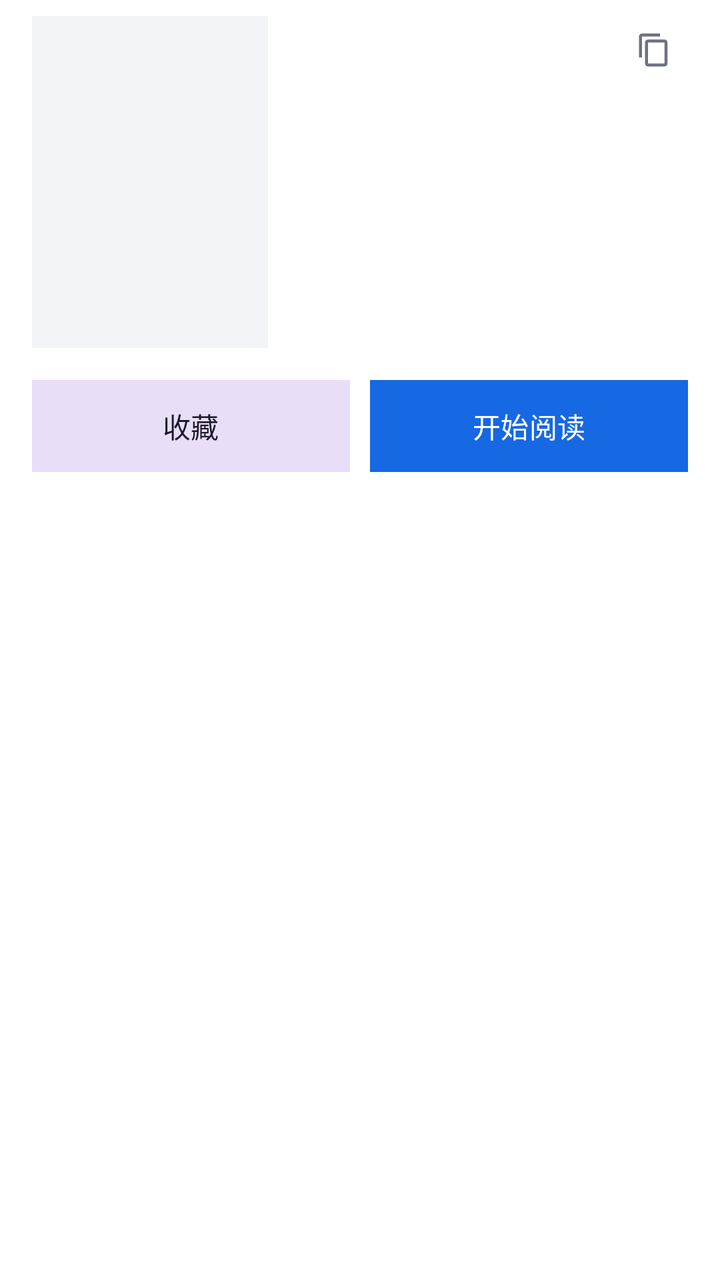
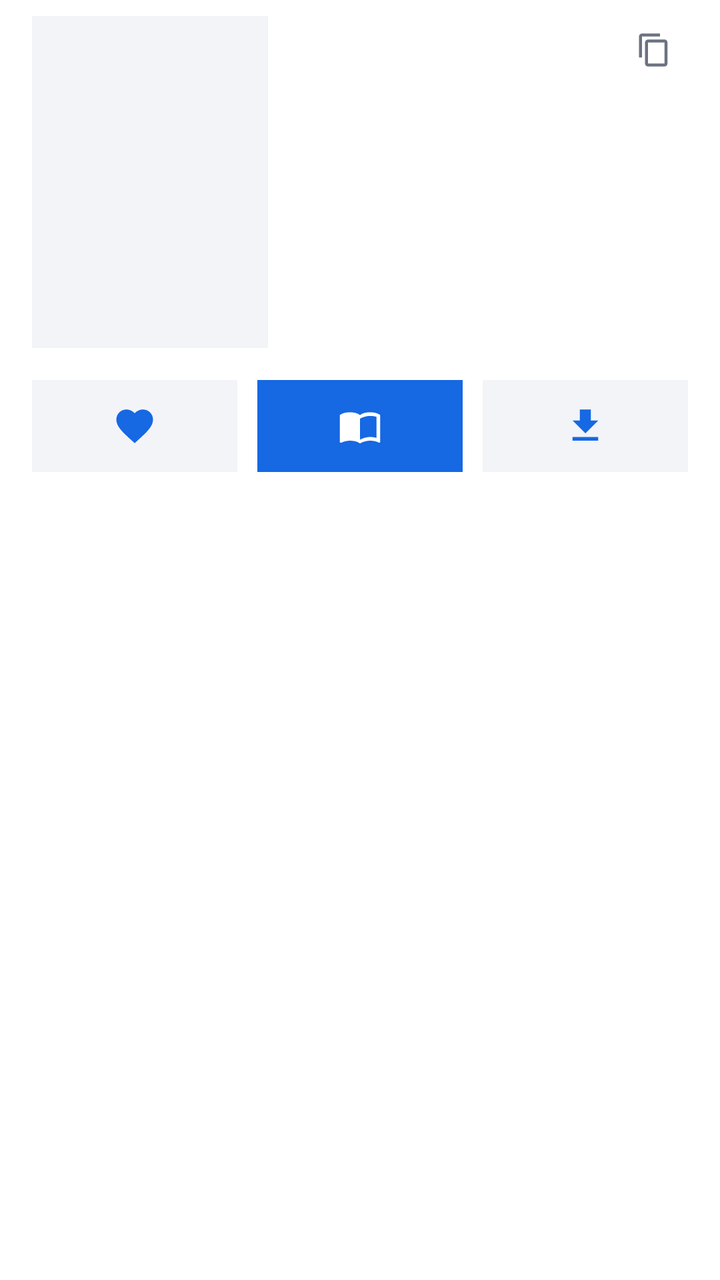

An Android layout rendered at two revisions. The XML below is the earlier revision; the diff shows what the commit changed to produce the second picture.
<!-- AndroidManifest.xml: application theme Theme.ComicSearch -->
<!-- res/layout/item_detail_header.xml -->
<?xml version="1.0" encoding="utf-8"?>
<LinearLayout xmlns:android="http://schemas.android.com/apk/res/android"
    xmlns:app="http://schemas.android.com/apk/res-auto"
    android:layout_width="match_parent"
    android:layout_height="wrap_content"
    android:orientation="vertical"
    android:paddingBottom="4dp">

    <LinearLayout
        android:layout_width="match_parent"
        android:layout_height="wrap_content"
        android:orientation="horizontal"
        android:paddingStart="16dp"
        android:paddingEnd="16dp"
        android:paddingTop="8dp">

        <ImageView
            android:id="@+id/cover"
            android:layout_width="118dp"
            android:layout_height="166dp"
            android:scaleType="centerCrop"
            android:background="@drawable/bg_cover"
            android:contentDescription="@null" />

        <LinearLayout
            android:layout_width="0dp"
            android:layout_height="wrap_content"
            android:layout_weight="1"
            android:layout_marginStart="14dp"
            android:orientation="vertical">

            <LinearLayout
                android:layout_width="match_parent"
                android:layout_height="wrap_content"
                android:orientation="horizontal"
                android:gravity="top">

                <TextView
                    android:id="@+id/title"
                    android:layout_width="0dp"
                    android:layout_height="wrap_content"
                    android:layout_weight="1"
                    android:textColor="@color/on_surface"
                    android:textSize="17sp"
                    android:textStyle="bold"
                    android:lineSpacingExtra="3dp"
                    android:maxLines="5"
                    android:ellipsize="end" />

                <ImageView
                    android:id="@+id/btnCopy"
                    android:layout_width="34dp"
                    android:layout_height="34dp"
                    android:layout_marginStart="6dp"
                    android:padding="8dp"
                    android:src="@drawable/ic_copy"
                    android:contentDescription="@string/copy_title"
                    android:clickable="true"
                    android:focusable="true"
                    android:background="?attr/selectableItemBackgroundBorderless" />
            </LinearLayout>

            <TextView
                android:id="@+id/author"
                android:layout_width="match_parent"
                android:layout_height="wrap_content"
                android:layout_marginTop="8dp"
                android:textColor="@color/muted"
                android:textSize="12sp"
                android:singleLine="true"
                android:ellipsize="end" />

            <TextView
                android:id="@+id/meta"
                android:layout_width="match_parent"
                android:layout_height="wrap_content"
                android:layout_marginTop="4dp"
                android:textColor="@color/muted"
                android:textSize="12sp" />
        </LinearLayout>
    </LinearLayout>

    
    <LinearLayout
        android:layout_width="match_parent"
        android:layout_height="wrap_content"
        android:layout_marginStart="16dp"
        android:layout_marginEnd="16dp"
        android:layout_marginTop="16dp"
        android:orientation="horizontal">

        <com.google.android.material.button.MaterialButton
            android:id="@+id/btnFav"
            style="@style/Widget.ComicSearch.Button.Tonal"
            android:layout_width="0dp"
            android:layout_height="46dp"
            android:layout_weight="1"
            android:text="@string/favorite" />

        <com.google.android.material.button.MaterialButton
            android:id="@+id/btnRead"
            style="@style/Widget.ComicSearch.Button"
            android:layout_width="0dp"
            android:layout_height="46dp"
            android:layout_weight="1"
            android:layout_marginStart="10dp"
            android:text="@string/start_reading" />
    </LinearLayout>

    
    <HorizontalScrollView
        android:layout_width="match_parent"
        android:layout_height="wrap_content"
        android:layout_marginTop="12dp"
        android:paddingStart="16dp"
        android:paddingEnd="16dp"
        android:scrollbars="none">

        <LinearLayout
            android:id="@+id/tags"
            android:layout_width="wrap_content"
            android:layout_height="wrap_content"
            android:orientation="horizontal" />
    </HorizontalScrollView>

</LinearLayout>
<!-- resources referenced by this layout -->
<resources>
  <color name="muted">#6B7280</color>
  <color name="on_surface">#111418</color>
  <!-- drawable bg_cover (drawable) -->
  <?xml version="1.0" encoding="utf-8"?>
  <shape xmlns:android="http://schemas.android.com/apk/res/android" android:shape="rectangle">
      <solid android:color="@color/surface2" />
  </shape>
  <!-- drawable ic_copy (drawable) -->
  <vector xmlns:android="http://schemas.android.com/apk/res/android"
      android:width="24dp" android:height="24dp"
      android:viewportWidth="24" android:viewportHeight="24" android:tint="@color/muted">
      <path android:fillColor="#FFFFFF"
          android:pathData="M16,1H4C2.9,1 2,1.9 2,3v14h2V3h12V1zM19,5H8C6.9,5 6,5.9 6,7v14c0,1.1 0.9,2 2,2h11c1.1,0 2,-0.9 2,-2V7C21,5.9 20.1,5 19,5zM19,21H8V7h11V21z" />
  </vector>
  <string name="copy_title">复制书名</string>
  <string name="favorite">收藏</string>
  <string name="start_reading">开始阅读</string>
  <style name="Widget.ComicSearch.Button" parent="Widget.Material3.Button">
          <item name="cornerRadius">0dp</item>
          <item name="android:insetTop">0dp</item>
          <item name="android:insetBottom">0dp</item>
          <item name="android:textSize">14sp</item>
      </style>
  <style name="Widget.ComicSearch.Button.Tonal" parent="Widget.Material3.Button.TonalButton">
          <item name="cornerRadius">0dp</item>
          <item name="android:insetTop">0dp</item>
          <item name="android:insetBottom">0dp</item>
          <item name="android:textSize">14sp</item>
      </style>
  <style name="Theme.ComicSearch" parent="Theme.ComicSearch.Base">
          <item name="android:windowLightStatusBar">true</item>
          <item name="android:windowLightNavigationBar" tools:targetApi="o_mr1">true</item>
      </style>
  <color name="surface2">#F2F4F7</color>
  <color name="primary">#1668E3</color>
  <color name="primary_dim">#E7EFFC</color>
  <color name="surface">#FFFFFF</color>
  <color name="divider">#E3E6EA</color>
  <color name="bg">#FFFFFF</color>
  <style name="ShapeAppearance.ComicSearch.None" parent="">
          <item name="cornerFamily">rounded</item>
          <item name="cornerSize">0dp</item>
      </style>
  <!-- unchanged entries left out for length: 2 -->
</resources>

<!-- the commit's change to res/layout/item_detail_header.xml (unified diff, before → after) -->
@@ -89,22 +89,52 @@
         android:layout_marginTop="16dp"
         android:orientation="horizontal">
 
-        <com.google.android.material.button.MaterialButton
+        <ImageView
             android:id="@+id/btnFav"
-            style="@style/Widget.ComicSearch.Button.Tonal"
             android:layout_width="0dp"
             android:layout_height="46dp"
             android:layout_weight="1"
-            android:text="@string/favorite" />
+            android:padding="12dp"
+            android:scaleType="centerInside"
+            android:src="@drawable/ic_favorite"
+            android:tint="?attr/colorPrimary"
+            android:background="@drawable/bg_block"
+            android:foreground="?attr/selectableItemBackground"
+            android:contentDescription="@string/favorite"
+            android:clickable="true"
+            android:focusable="true" />
 
-        <com.google.android.material.button.MaterialButton
+        <ImageView
             android:id="@+id/btnRead"
-            style="@style/Widget.ComicSearch.Button"
             android:layout_width="0dp"
             android:layout_height="46dp"
             android:layout_weight="1"
             android:layout_marginStart="10dp"
-            android:text="@string/start_reading" />
+            android:padding="12dp"
+            android:scaleType="centerInside"
+            android:src="@drawable/ic_read"
+            android:tint="@color/white"
+            android:background="@drawable/bg_block_primary"
+            android:foreground="?attr/selectableItemBackground"
+            android:contentDescription="@string/start_reading"
+            android:clickable="true"
+            android:focusable="true" />
+
+        <ImageView
+            android:id="@+id/btnDownload"
+            android:layout_width="0dp"
+            android:layout_height="46dp"
+            android:layout_weight="1"
+            android:layout_marginStart="10dp"
+            android:padding="12dp"
+            android:scaleType="centerInside"
+            android:src="@drawable/ic_download"
+            android:tint="?attr/colorPrimary"
+            android:background="@drawable/bg_block"
+            android:foreground="?attr/selectableItemBackground"
+            android:contentDescription="@string/download"
+            android:clickable="true"
+            android:focusable="true" />
     </LinearLayout>
 
     
<!-- resource entries referenced after the edit -->
@@ -2,6 +2,17 @@
 <resources>
   <color name="muted">#6B7280</color>
   <color name="on_surface">#111418</color>
+  <color name="white">#FFFFFF</color>
+  <!-- drawable bg_block (drawable) -->
+  <?xml version="1.0" encoding="utf-8"?>
+  <shape xmlns:android="http://schemas.android.com/apk/res/android" android:shape="rectangle">
+      <solid android:color="@color/surface2" />
+  </shape>
+  <!-- drawable bg_block_primary (drawable) -->
+  <?xml version="1.0" encoding="utf-8"?>
+  <shape xmlns:android="http://schemas.android.com/apk/res/android" android:shape="rectangle">
+      <solid android:color="?attr/colorPrimary" />
+  </shape>
   <!-- drawable bg_cover (drawable) -->
   <?xml version="1.0" encoding="utf-8"?>
   <shape xmlns:android="http://schemas.android.com/apk/res/android" android:shape="rectangle">
@@ -14,21 +25,39 @@
       <path android:fillColor="#FFFFFF"
           android:pathData="M16,1H4C2.9,1 2,1.9 2,3v14h2V3h12V1zM19,5H8C6.9,5 6,5.9 6,7v14c0,1.1 0.9,2 2,2h11c1.1,0 2,-0.9 2,-2V7C21,5.9 20.1,5 19,5zM19,21H8V7h11V21z" />
   </vector>
+  <!-- drawable ic_download (drawable) -->
+  <vector xmlns:android="http://schemas.android.com/apk/res/android"
+      android:width="24dp" android:height="24dp"
+      android:viewportWidth="24" android:viewportHeight="24" android:tint="@color/muted">
+      <path android:fillColor="#FFFFFF"
+          android:pathData="M19,9h-4V3H9v6H5l7,7 7,-7zM5,18v2h14v-2H5z" />
+  </vector>
+  <!-- drawable ic_favorite (drawable) -->
+  <vector xmlns:android="http://schemas.android.com/apk/res/android"
+      android:width="24dp"
+      android:height="24dp"
+      android:viewportWidth="24"
+      android:viewportHeight="24"
+      android:tint="@color/muted">
+      <path
+          android:fillColor="#FFFFFF"
+          android:pathData="M12,21.35l-1.45,-1.32C5.4,15.36 2,12.28 2,8.5 2,5.42 4.42,3 7.5,3c1.74,0 3.41,0.81 4.5,2.09C13.09,3.81 14.76,3 16.5,3 19.58,3 22,5.42 22,8.5c0,3.78 -3.4,6.86 -8.55,11.54L12,21.35z" />
+  </vector>
+  <!-- drawable ic_read (drawable) -->
+  <vector xmlns:android="http://schemas.android.com/apk/res/android"
+      android:width="24dp"
+      android:height="24dp"
+      android:viewportWidth="24"
+      android:viewportHeight="24"
+      android:tint="@color/white">
+      <path
+          android:fillColor="#FFFFFF"
+          android:pathData="M21,5c-1.11,-0.35 -2.33,-0.5 -3.5,-0.5 -1.95,0 -4.05,0.4 -5.5,1.5 -1.45,-1.1 -3.55,-1.5 -5.5,-1.5S2.45,4.9 1,6v14.65c0,0.25 0.25,0.5 0.5,0.5 0.1,0 0.15,-0.05 0.25,-0.05C3.1,20.45 5.05,20 6.5,20c1.95,0 4.05,0.4 5.5,1.5 1.35,-0.85 3.8,-1.5 5.5,-1.5 1.65,0 3.35,0.3 4.75,1.05 0.1,0.05 0.15,0.05 0.25,0.05 0.25,0 0.5,-0.25 0.5,-0.5V6c-0.6,-0.45 -1.25,-0.75 -2,-1zM21,18.5c-1.1,-0.35 -2.3,-0.5 -3.5,-0.5 -1.7,0 -4.15,0.65 -5.5,1.5V8c1.35,-0.85 3.8,-1.5 5.5,-1.5 1.2,0 2.4,0.15 3.5,0.5v11.5z" />
+  </vector>
   <string name="copy_title">复制书名</string>
+  <string name="download">下载</string>
   <string name="favorite">收藏</string>
   <string name="start_reading">开始阅读</string>
-  <style name="Widget.ComicSearch.Button" parent="Widget.Material3.Button">
-          <item name="cornerRadius">0dp</item>
-          <item name="android:insetTop">0dp</item>
-          <item name="android:insetBottom">0dp</item>
-          <item name="android:textSize">14sp</item>
-      </style>
-  <style name="Widget.ComicSearch.Button.Tonal" parent="Widget.Material3.Button.TonalButton">
-          <item name="cornerRadius">0dp</item>
-          <item name="android:insetTop">0dp</item>
-          <item name="android:insetBottom">0dp</item>
-          <item name="android:textSize">14sp</item>
-      </style>
   <style name="Theme.ComicSearch" parent="Theme.ComicSearch.Base">
           <item name="android:windowLightStatusBar">true</item>
           <item name="android:windowLightNavigationBar" tools:targetApi="o_mr1">true</item>
